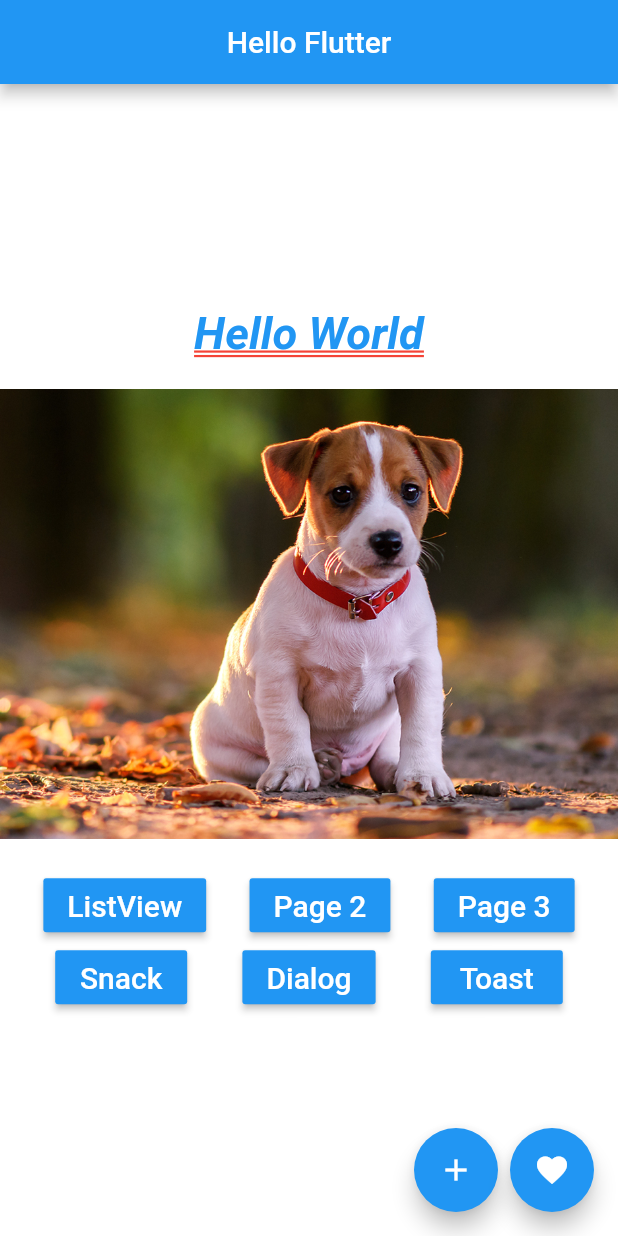
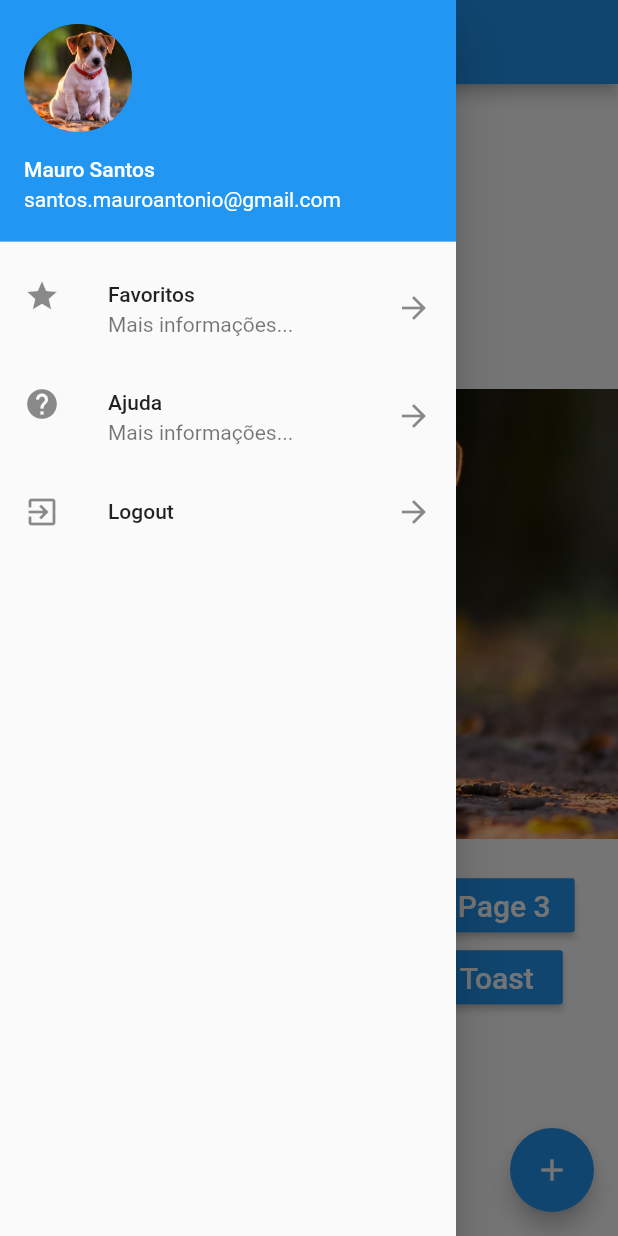
Before and after one commit to mauro-santos/flutter_hello1, a Flutter app: the screen it shows after launch, with the side drawer open (before the commit the screen has no drawer), on a phone screen of 412 x 824 dp. Run offline on Flutter 3.47's test engine with Material 2 defaults, Android fonts, the phone set to English and light mode, and no system bars; our stand-ins replace fluttertoast.

Commit message:
- Drawer NavigationBar com SafeArea.

```diff
--- /dev/null
+++ b/lib/drawer_list.dart
@@ -0,0 +1,54 @@
+import 'package:flutter/material.dart';
+import 'package:flutterhello1/utils/nav.dart';
+
+class DrawerList extends StatelessWidget {
+  @override
+  Widget build(BuildContext context) {
+    return SafeArea(
+      child: Drawer(
+        child: ListView(
+          children: <Widget>[
+            UserAccountsDrawerHeader(
+              accountName: Text("Mauro Santos"),
+              accountEmail: Text("santos.mauroantonio@gmail.com"),
+              currentAccountPicture: CircleAvatar(
+                backgroundImage: AssetImage("assets/images/dog1.png"),
+                /*backgroundImage: NetworkImage(
+                    "https://encrypted-tbn0.gstatic.com/images?q=tbn%3AANd9GcRj9_BYmlCyl0Ea9J8KoLOcmoPpZQ-tWpTW5w&usqp=CAU")*/
+              ),
+            ),
+            ListTile(
+              leading: Icon(Icons.star),
+              title: Text("Favoritos"),
+              subtitle: Text("Mais informações..."),
+              trailing: Icon(Icons.arrow_forward),
+              onTap: () {
+                print("Item 1");
+                pop(context);
+              },
+            ),
+            ListTile(
+              leading: Icon(Icons.help),
+              title: Text("Ajuda"),
+              subtitle: Text("Mais informações..."),
+              trailing: Icon(Icons.arrow_forward),
+              onTap: () {
+                print("Item 2");
+                pop(context);
+              },
+            ),
+            ListTile(
+              leading: Icon(Icons.exit_to_app),
+              title: Text("Logout"),
+              trailing: Icon(Icons.arrow_forward),
+              onTap: () {
+                print("Item 3");
+                pop(context);
+              },
+            ),
+          ],
+        ),
+      ),
+    );
+  }
+}
--- a/lib/home_page.dart
+++ b/lib/home_page.dart
@@ -1,5 +1,6 @@
 import 'package:flutter/cupertino.dart';
 import 'package:flutter/material.dart';
+import 'package:flutterhello1/drawer_list.dart';
 import 'package:flutterhello1/pages/hello_listview.dart';
 import 'package:flutterhello1/pages/hello_page2.dart';
 import 'package:flutterhello1/pages/hello_page3.dart';
@@ -18,27 +19,13 @@ class HomePage extends StatelessWidget {
         centerTitle: true,
       ),
       body: _body(),
-      floatingActionButton: Row(
-        mainAxisAlignment: MainAxisAlignment.end,
-        children: <Widget>[
-          FloatingActionButton(
-            child: Icon(Icons.add),
-            onPressed: () {
-              _onClickFab();
-            },
-          ),
-          SizedBox(
-            width: 8,
-            height: 8,
-          ),
-          FloatingActionButton(
-            child: Icon(Icons.favorite),
-            onPressed: () {
-              _onClickFab();
-            },
-          ),
-        ],
+      floatingActionButton: FloatingActionButton(
+        child: Icon(Icons.add),
+        onPressed: () {
+          _onClickFab();
+        },
       ),
+      drawer: DrawerList(),
     );
   }
 
```
